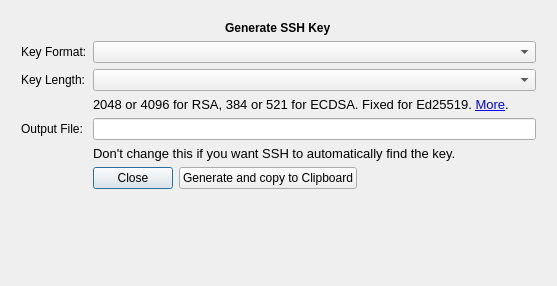
The window that src/vorta/assets/UI/sshadd.ui (borgbase/vorta) describes before a commit, drawn with Qt 5.
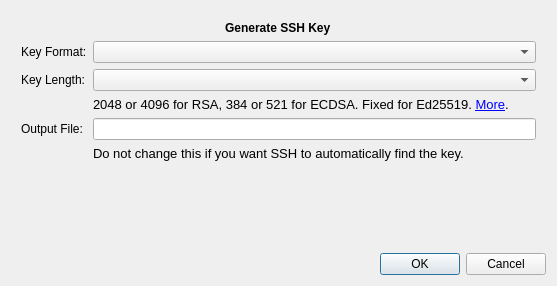
The same window after the commit.

Patch:
```diff
--- a/src/vorta/assets/UI/sshadd.ui
+++ b/src/vorta/assets/UI/sshadd.ui
@@ -116,35 +116,14 @@
           </font>
          </property>
          <property name="text">
-          <string>Don't change this if you want SSH to automatically find the key.</string>
+          <string>Do not change this if you want SSH to automatically find the key.</string>
+         </property>
+         <property name="alignment">
+          <set>Qt::AlignLeading|Qt::AlignLeft|Qt::AlignTop</set>
          </property>
         </widget>
        </item>
        <item row="5" column="1">
-        <layout class="QHBoxLayout" name="horizontalLayout">
-         <item>
-          <widget class="QPushButton" name="closeButton">
-           <property name="text">
-            <string>Close</string>
-           </property>
-          </widget>
-         </item>
-         <item>
-          <widget class="QPushButton" name="generateButton">
-           <property name="sizePolicy">
-            <sizepolicy hsizetype="Minimum" vsizetype="Fixed">
-             <horstretch>2</horstretch>
-             <verstretch>0</verstretch>
-            </sizepolicy>
-           </property>
-           <property name="text">
-            <string>Generate and copy to Clipboard</string>
-           </property>
-          </widget>
-         </item>
-        </layout>
-       </item>
-       <item row="6" column="1">
         <widget class="QLabel" name="errors">
          <property name="sizePolicy">
           <sizepolicy hsizetype="Expanding" vsizetype="Preferred">
@@ -175,6 +154,13 @@
      </item>
     </layout>
    </item>
+   <item>
+    <widget class="QDialogButtonBox" name="buttonBox">
+     <property name="standardButtons">
+      <set>QDialogButtonBox::Cancel|QDialogButtonBox::Ok</set>
+     </property>
+    </widget>
+   </item>
   </layout>
  </widget>
  <resources/>
```
Left out of the diff: 10 changed lines with no effect on the pictures.
